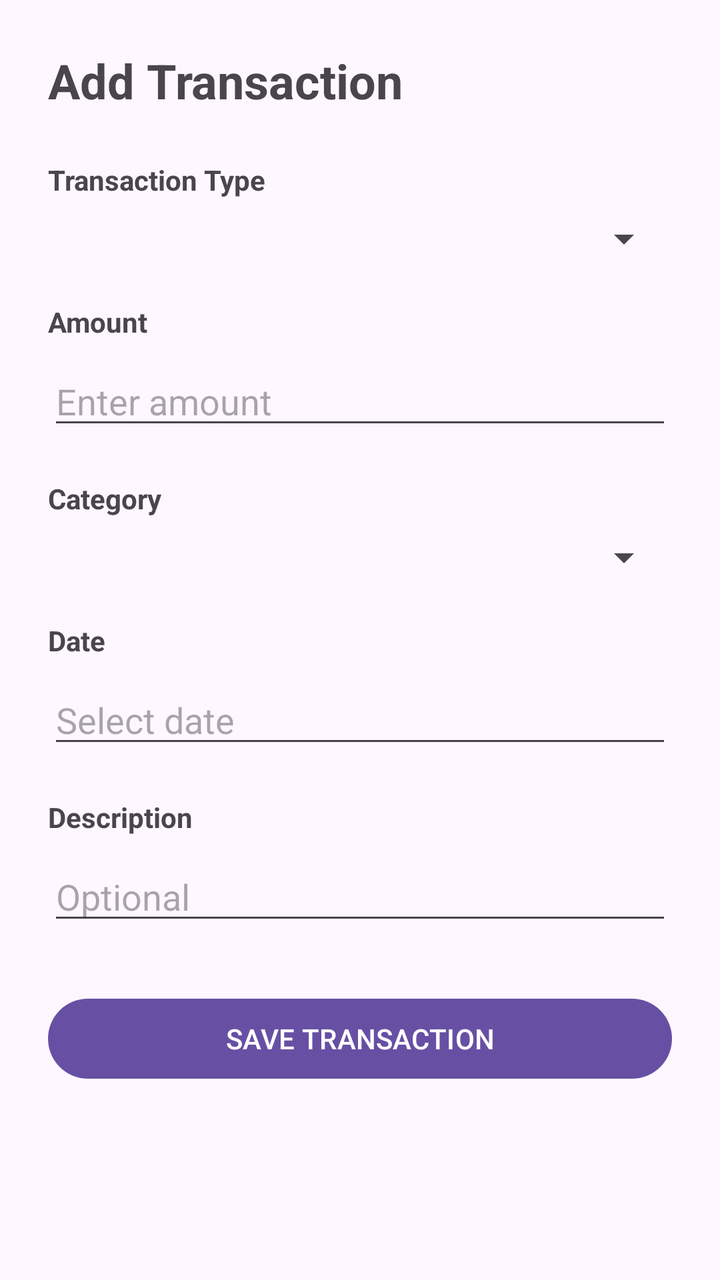
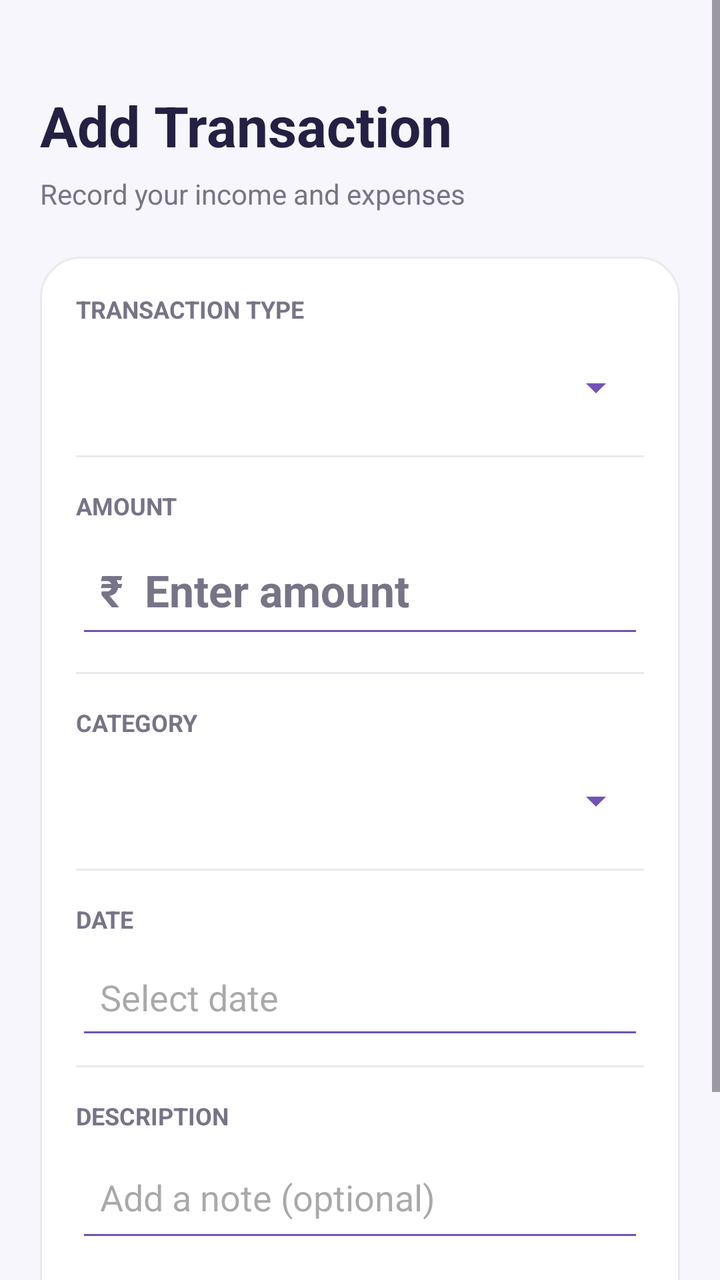

An Android layout rendered at two revisions. The XML below is the earlier revision; the diff shows what the commit changed to produce the second picture.
<!-- AndroidManifest.xml: application theme Theme.PocketPlan -->
<!-- res/layout/transaction_form.xml -->
<?xml version="1.0" encoding="utf-8"?>
<androidx.constraintlayout.widget.ConstraintLayout
    xmlns:android="http://schemas.android.com/apk/res/android"
    xmlns:app="http://schemas.android.com/apk/res-auto"
    android:layout_width="match_parent"
    android:layout_height="match_parent"
    android:padding="24dp">

    <TextView
        android:id="@+id/tvTransactionTitle"
        android:layout_width="0dp"
        android:layout_height="wrap_content"
        android:text="Add Transaction"
        android:textSize="24sp"
        android:textStyle="bold"
        app:layout_constraintEnd_toEndOf="parent"
        app:layout_constraintStart_toStartOf="parent"
        app:layout_constraintTop_toTopOf="parent" />

    <TextView
        android:id="@+id/tvTypeLabel"
        android:layout_width="0dp"
        android:layout_height="wrap_content"
        android:layout_marginTop="24dp"
        android:text="Transaction Type"
        android:textStyle="bold"
        app:layout_constraintEnd_toEndOf="parent"
        app:layout_constraintStart_toStartOf="parent"
        app:layout_constraintTop_toBottomOf="@id/tvTransactionTitle" />

    <Spinner
        android:id="@+id/spinnerTransactionType"
        android:layout_width="0dp"
        android:layout_height="wrap_content"
        android:layout_marginTop="8dp"
        app:layout_constraintEnd_toEndOf="parent"
        app:layout_constraintStart_toStartOf="parent"
        app:layout_constraintTop_toBottomOf="@id/tvTypeLabel" />

    <TextView
        android:id="@+id/tvAmountLabel"
        android:layout_width="0dp"
        android:layout_height="wrap_content"
        android:layout_marginTop="20dp"
        android:text="Amount"
        android:textStyle="bold"
        app:layout_constraintEnd_toEndOf="parent"
        app:layout_constraintStart_toStartOf="parent"
        app:layout_constraintTop_toBottomOf="@id/spinnerTransactionType" />

    <EditText
        android:id="@+id/etAmount"
        android:layout_width="0dp"
        android:layout_height="wrap_content"
        android:layout_marginTop="8dp"
        android:hint="Enter amount"
        android:inputType="numberDecimal"
        app:layout_constraintEnd_toEndOf="parent"
        app:layout_constraintStart_toStartOf="parent"
        app:layout_constraintTop_toBottomOf="@id/tvAmountLabel" />

    <TextView
        android:id="@+id/tvCategoryLabel"
        android:layout_width="0dp"
        android:layout_height="wrap_content"
        android:layout_marginTop="20dp"
        android:text="Category"
        android:textStyle="bold"
        app:layout_constraintEnd_toEndOf="parent"
        app:layout_constraintStart_toStartOf="parent"
        app:layout_constraintTop_toBottomOf="@id/etAmount" />

    <Spinner
        android:id="@+id/spinnerCategory"
        android:layout_width="0dp"
        android:layout_height="wrap_content"
        android:layout_marginTop="8dp"
android:spinnerMode="dropdown"
        android:dropDownWidth="match_parent"
        app:layout_constraintEnd_toEndOf="parent"
        app:layout_constraintStart_toStartOf="parent"
        app:layout_constraintTop_toBottomOf="@id/tvCategoryLabel" />

    <TextView
        android:id="@+id/tvDateLabel"
        android:layout_width="0dp"
        android:layout_height="wrap_content"
        android:layout_marginTop="20dp"
        android:text="Date"
        android:textStyle="bold"
        app:layout_constraintEnd_toEndOf="parent"
        app:layout_constraintStart_toStartOf="parent"
        app:layout_constraintTop_toBottomOf="@id/spinnerCategory" />

    <EditText
        android:id="@+id/etDate"
        android:layout_width="0dp"
        android:layout_height="wrap_content"
        android:layout_marginTop="8dp"
        android:clickable="true"
        android:focusable="false"
        android:hint="Select date"
        app:layout_constraintEnd_toEndOf="parent"
        app:layout_constraintStart_toStartOf="parent"
        app:layout_constraintTop_toBottomOf="@id/tvDateLabel" />

    <TextView
        android:id="@+id/tvDescriptionLabel"
        android:layout_width="0dp"
        android:layout_height="wrap_content"
        android:layout_marginTop="20dp"
        android:text="Description"
        android:textStyle="bold"
        app:layout_constraintEnd_toEndOf="parent"
        app:layout_constraintStart_toStartOf="parent"
        app:layout_constraintTop_toBottomOf="@id/etDate" />

    <EditText
        android:id="@+id/etDescription"
        android:layout_width="0dp"
        android:layout_height="wrap_content"
        android:layout_marginTop="8dp"
        android:hint="Optional"
        android:inputType="textCapSentences"
        app:layout_constraintEnd_toEndOf="parent"
        app:layout_constraintStart_toStartOf="parent"
        app:layout_constraintTop_toBottomOf="@id/tvDescriptionLabel" />

    <Button
        android:id="@+id/btnSaveTransaction"
        android:layout_width="0dp"
        android:layout_height="wrap_content"
        android:layout_marginTop="28dp"
        android:text="SAVE TRANSACTION"
        app:layout_constraintEnd_toEndOf="parent"
        app:layout_constraintStart_toStartOf="parent"
        app:layout_constraintTop_toBottomOf="@id/etDescription" />

</androidx.constraintlayout.widget.ConstraintLayout>
<!-- resources referenced by this layout -->
<resources>
  <style name="Theme.PocketPlan" parent="Base.Theme.PocketPlan" />
  <style name="Base.Theme.PocketPlan" parent="Theme.Material3.DayNight.NoActionBar">
          
          
      </style>
</resources>

<!-- the commit's change to res/layout/transaction_form.xml (unified diff, before → after) -->
@@ -1,139 +1,181 @@
-<?xml version="1.0" encoding="utf-8"?>
-<androidx.constraintlayout.widget.ConstraintLayout
-    xmlns:android="http://schemas.android.com/apk/res/android"
-    xmlns:app="http://schemas.android.com/apk/res-auto"
+﻿<ScrollView xmlns:android="http://schemas.android.com/apk/res/android"
     android:layout_width="match_parent"
     android:layout_height="match_parent"
-    android:padding="24dp">
+    android:background="@color/screen_background"
+    android:fillViewport="true">
 
-    <TextView
-        android:id="@+id/tvTransactionTitle"
-        android:layout_width="0dp"
+    <LinearLayout
+        android:layout_width="match_parent"
         android:layout_height="wrap_content"
-        android:text="Add Transaction"
-        android:textSize="24sp"
-        android:textStyle="bold"
-        app:layout_constraintEnd_toEndOf="parent"
-        app:layout_constraintStart_toStartOf="parent"
-        app:layout_constraintTop_toTopOf="parent" />
+        android:orientation="vertical"
+        android:paddingStart="20dp"
+        android:paddingTop="44dp"
+        android:paddingEnd="20dp"
+        android:paddingBottom="28dp">
 
-    <TextView
-        android:id="@+id/tvTypeLabel"
-        android:layout_width="0dp"
-        android:layout_height="wrap_content"
-        android:layout_marginTop="24dp"
-        android:text="Transaction Type"
-        android:textStyle="bold"
-        app:layout_constraintEnd_toEndOf="parent"
-        app:layout_constraintStart_toStartOf="parent"
-        app:layout_constraintTop_toBottomOf="@id/tvTransactionTitle" />
+        <TextView
+            android:id="@+id/tvTransactionTitle"
+            android:layout_width="match_parent"
+            android:layout_height="wrap_content"
+            android:text="Add Transaction"
+            android:textSize="28sp"
+            android:textStyle="bold"
+            android:textColor="@color/text_primary" />
 
-    <Spinner
-        android:id="@+id/spinnerTransactionType"
-        android:layout_width="0dp"
-        android:layout_height="wrap_content"
-        android:layout_marginTop="8dp"
-        app:layout_constraintEnd_toEndOf="parent"
-        app:layout_constraintStart_toStartOf="parent"
-        app:layout_constraintTop_toBottomOf="@id/tvTypeLabel" />
+        <TextView
+            android:layout_width="match_parent"
+            android:layout_height="wrap_content"
+            android:text="Record your income and expenses"
+            android:textSize="14sp"
+            android:textColor="@color/text_secondary"
+            android:layout_marginTop="6dp"
+            android:layout_marginBottom="22dp" />
 
-    <TextView
-        android:id="@+id/tvAmountLabel"
-        android:layout_width="0dp"
-        android:layout_height="wrap_content"
-        android:layout_marginTop="20dp"
-        android:text="Amount"
-        android:textStyle="bold"
-        app:layout_constraintEnd_toEndOf="parent"
-        app:layout_constraintStart_toStartOf="parent"
-        app:layout_constraintTop_toBottomOf="@id/spinnerTransactionType" />
+        <LinearLayout
+            android:layout_width="match_parent"
+            android:layout_height="wrap_content"
+            android:orientation="vertical"
+            android:padding="18dp"
+            android:background="@drawable/bg_pp_dashboard_card">
 
-    <EditText
-        android:id="@+id/etAmount"
-        android:layout_width="0dp"
-        android:layout_height="wrap_content"
-        android:layout_marginTop="8dp"
-        android:hint="Enter amount"
-        android:inputType="numberDecimal"
-        app:layout_constraintEnd_toEndOf="parent"
-        app:layout_constraintStart_toStartOf="parent"
-        app:layout_constraintTop_toBottomOf="@id/tvAmountLabel" />
+            <TextView
+                android:id="@+id/tvTypeLabel"
+                android:layout_width="match_parent"
+                android:layout_height="wrap_content"
+                android:text="TRANSACTION TYPE"
+                android:textSize="12sp"
+                android:textStyle="bold"
+                android:textColor="@color/text_secondary" />
 
-    <TextView
-        android:id="@+id/tvCategoryLabel"
-        android:layout_width="0dp"
-        android:layout_height="wrap_content"
-        android:layout_marginTop="20dp"
-        android:text="Category"
-        android:textStyle="bold"
-        app:layout_constraintEnd_toEndOf="parent"
-        app:layout_constraintStart_toStartOf="parent"
-        app:layout_constraintTop_toBottomOf="@id/etAmount" />
+            <Spinner
+                android:id="@+id/spinnerTransactionType"
+                android:layout_width="match_parent"
+                android:layout_height="52dp"
+                android:layout_marginTop="5dp"
+                android:backgroundTint="@color/primary" />
 
-    <Spinner
-        android:id="@+id/spinnerCategory"
-        android:layout_width="0dp"
-        android:layout_height="wrap_content"
-        android:layout_marginTop="8dp"
-android:spinnerMode="dropdown"
-        android:dropDownWidth="match_parent"
-        app:layout_constraintEnd_toEndOf="parent"
-        app:layout_constraintStart_toStartOf="parent"
-        app:layout_constraintTop_toBottomOf="@id/tvCategoryLabel" />
+            <View
+                android:layout_width="match_parent"
+                android:layout_height="1dp"
+                android:background="@color/divider"
+                android:layout_marginTop="8dp"
+                android:layout_marginBottom="16dp" />
 
-    <TextView
-        android:id="@+id/tvDateLabel"
-        android:layout_width="0dp"
-        android:layout_height="wrap_content"
-        android:layout_marginTop="20dp"
-        android:text="Date"
-        android:textStyle="bold"
-        app:layout_constraintEnd_toEndOf="parent"
-        app:layout_constraintStart_toStartOf="parent"
-        app:layout_constraintTop_toBottomOf="@id/spinnerCategory" />
+            <TextView
+                android:id="@+id/tvAmountLabel"
+                android:layout_width="match_parent"
+                android:layout_height="wrap_content"
+                android:text="AMOUNT"
+                android:textSize="12sp"
+                android:textStyle="bold"
+                android:textColor="@color/text_secondary" />
 
-    <EditText
-        android:id="@+id/etDate"
-        android:layout_width="0dp"
-        android:layout_height="wrap_content"
-        android:layout_marginTop="8dp"
-        android:clickable="true"
-        android:focusable="false"
-        android:hint="Select date"
-        app:layout_constraintEnd_toEndOf="parent"
-        app:layout_constraintStart_toStartOf="parent"
-        app:layout_constraintTop_toBottomOf="@id/tvDateLabel" />
+            <EditText
+                android:id="@+id/etAmount"
+                android:layout_width="match_parent"
+                android:layout_height="58dp"
+                android:layout_marginTop="5dp"
+                android:hint="₹  Enter amount"
+                android:textSize="22sp"
+                android:textStyle="bold"
+                android:textColor="@color/text_primary"
+                android:textColorHint="@color/text_secondary"
+                android:padding="12dp"
+                android:backgroundTint="@color/primary"
+                android:inputType="numberDecimal" />
 
-    <TextView
-        android:id="@+id/tvDescriptionLabel"
-        android:layout_width="0dp"
-        android:layout_height="wrap_content"
-        android:layout_marginTop="20dp"
-        android:text="Description"
-        android:textStyle="bold"
-        app:layout_constraintEnd_toEndOf="parent"
-        app:layout_constraintStart_toStartOf="parent"
-        app:layout_constraintTop_toBottomOf="@id/etDate" />
+            <View
+                android:layout_width="match_parent"
+                android:layout_height="1dp"
+                android:background="@color/divider"
+                android:layout_marginTop="12dp"
+                android:layout_marginBottom="16dp" />
 
-    <EditText
-        android:id="@+id/etDescription"
-        android:layout_width="0dp"
-        android:layout_height="wrap_content"
-        android:layout_marginTop="8dp"
-        android:hint="Optional"
-        android:inputType="textCapSentences"
-        app:layout_constraintEnd_toEndOf="parent"
-        app:layout_constraintStart_toStartOf="parent"
-        app:layout_constraintTop_toBottomOf="@id/tvDescriptionLabel" />
+            <TextView
+                android:id="@+id/tvCategoryLabel"
+                android:layout_width="match_parent"
+                android:layout_height="wrap_content"
+                android:text="CATEGORY"
+                android:textSize="12sp"
+                android:textStyle="bold"
+                android:textColor="@color/text_secondary" />
 
-    <Button
-        android:id="@+id/btnSaveTransaction"
-        android:layout_width="0dp"
-        android:layout_height="wrap_content"
-        android:layout_marginTop="28dp"
-        android:text="SAVE TRANSACTION"
-        app:layout_constraintEnd_toEndOf="parent"
-        app:layout_constraintStart_toStartOf="parent"
-        app:layout_constraintTop_toBottomOf="@id/etDescription" />
+            <Spinner
+                android:id="@+id/spinnerCategory"
+                android:layout_width="match_parent"
+                android:layout_height="52dp"
+                android:layout_marginTop="5dp"
+                android:spinnerMode="dropdown"
+                android:backgroundTint="@color/primary" />
 
-</androidx.constraintlayout.widget.ConstraintLayout>
+            <View
+                android:layout_width="match_parent"
+                android:layout_height="1dp"
+                android:background="@color/divider"
+                android:layout_marginTop="8dp"
+                android:layout_marginBottom="16dp" />
+
+            <TextView
+                android:id="@+id/tvDateLabel"
+                android:layout_width="match_parent"
+                android:layout_height="wrap_content"
+                android:text="DATE"
+                android:textSize="12sp"
+                android:textStyle="bold"
+                android:textColor="@color/text_secondary" />
+
+            <EditText
+                android:id="@+id/etDate"
+                android:layout_width="match_parent"
+                android:layout_height="52dp"
+                android:layout_marginTop="5dp"
+                android:hint="Select date"
+                android:textColor="@color/text_primary"
+                android:padding="12dp"
+                android:backgroundTint="@color/primary"
+                android:clickable="true"
+                android:focusable="false" />
+
+            <View
+                android:layout_width="match_parent"
+                android:layout_height="1dp"
+                android:background="@color/divider"
+                android:layout_marginTop="8dp"
+                android:layout_marginBottom="16dp" />
+
+            <TextView
+                android:id="@+id/tvDescriptionLabel"
+                android:layout_width="match_parent"
+                android:layout_height="wrap_content"
+                android:text="DESCRIPTION"
+                android:textSize="12sp"
+                android:textStyle="bold"
+                android:textColor="@color/text_secondary" />
+
+            <EditText
+                android:id="@+id/etDescription"
+                android:layout_width="match_parent"
+                android:layout_height="55dp"
+                android:layout_marginTop="5dp"
+                android:hint="Add a note (optional)"
+                android:textColor="@color/text_primary"
+                android:padding="12dp"
+                android:backgroundTint="@color/primary"
+                android:inputType="textCapSentences" />
+
+            <Button
+                android:id="@+id/btnSaveTransaction"
+                android:layout_width="match_parent"
+                android:layout_height="54dp"
+                android:layout_marginTop="24dp"
+                android:text="Save Transaction"
+                android:textAllCaps="false"
+                android:textStyle="bold"
+                android:textSize="16sp"
+                android:textColor="@color/white"
+                android:backgroundTint="@color/primary" />
+
+        </LinearLayout>
+
+    </LinearLayout>
+</ScrollView>
<!-- resource entries referenced after the edit -->
@@ -1,9 +1,32 @@
 <!-- resources referenced by this layout -->
 <resources>
+  <color name="divider">#EAE8F0</color>
+  <color name="primary">#7252B5</color>
+  <color name="screen_background">#F7F6FC</color>
+  <color name="text_primary">#242044</color>
+  <color name="text_secondary">#777487</color>
+  <color name="white">#FFFFFFFF</color>
+  <!-- drawable bg_pp_dashboard_card (drawable) -->
+  ﻿<shape xmlns:android="http://schemas.android.com/apk/res/android">
+      <solid android:color="#FFFFFF"/>
+      <corners android:radius="20dp"/>
+      <stroke android:width="1dp" android:color="#EAE8F0"/>
+  </shape>
   <style name="Theme.PocketPlan" parent="Base.Theme.PocketPlan" />
-  <style name="Base.Theme.PocketPlan" parent="Theme.Material3.DayNight.NoActionBar">
-          
-          
+  <style name="Base.Theme.PocketPlan" parent="Theme.Material3.Light.NoActionBar">
+          <item name="colorPrimary">@color/primary</item>
+          <item name="colorOnPrimary">@color/white</item>
+          <item name="colorSecondary">@color/primary</item>
+          <item name="colorOnSecondary">@color/white</item>
+          <item name="colorTertiary">@color/income</item>
+          <item name="colorError">@color/expense</item>
+          <item name="android:colorAccent">@color/primary</item>
+          <item name="android:windowBackground">@color/screen_background</item>
+          <item name="android:statusBarColor">@color/screen_background</item>
+          <item name="android:navigationBarColor">@color/screen_background</item>
+          <item name="android:windowLightStatusBar">true</item>
       </style>
+  <color name="income">#25A875</color>
+  <color name="expense">#E66C76</color>
 </resources>
 
